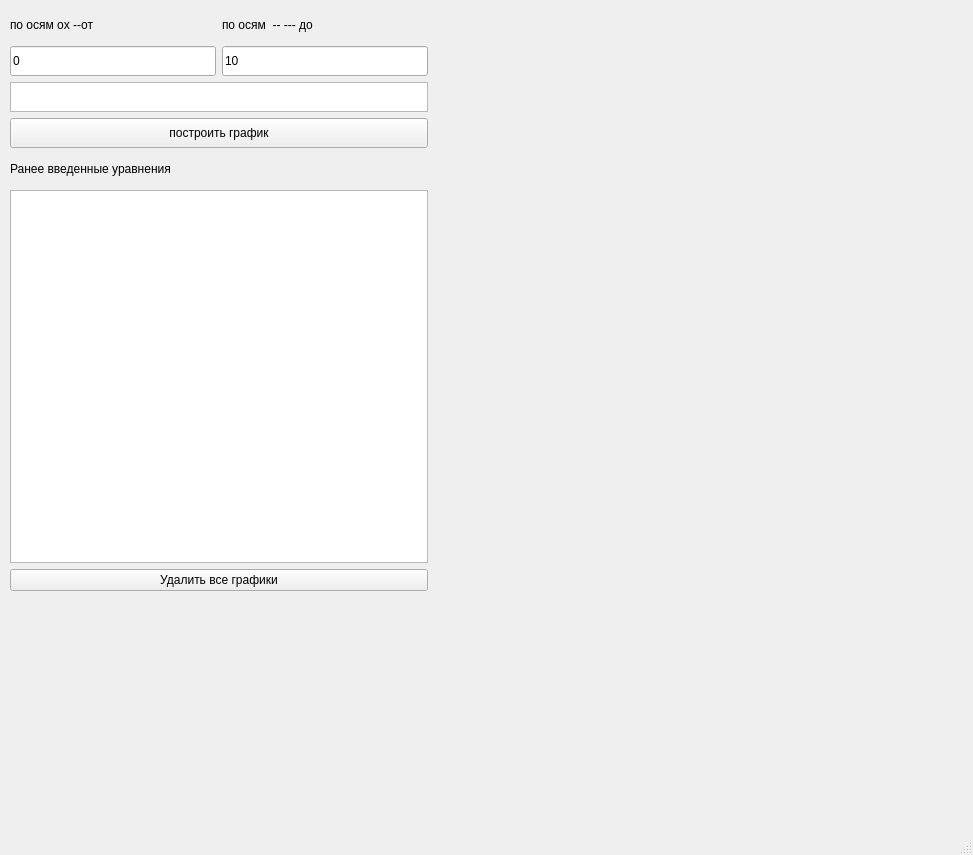
erentsen-god/graphics, file MainWindow2.ui: the form before one commit.
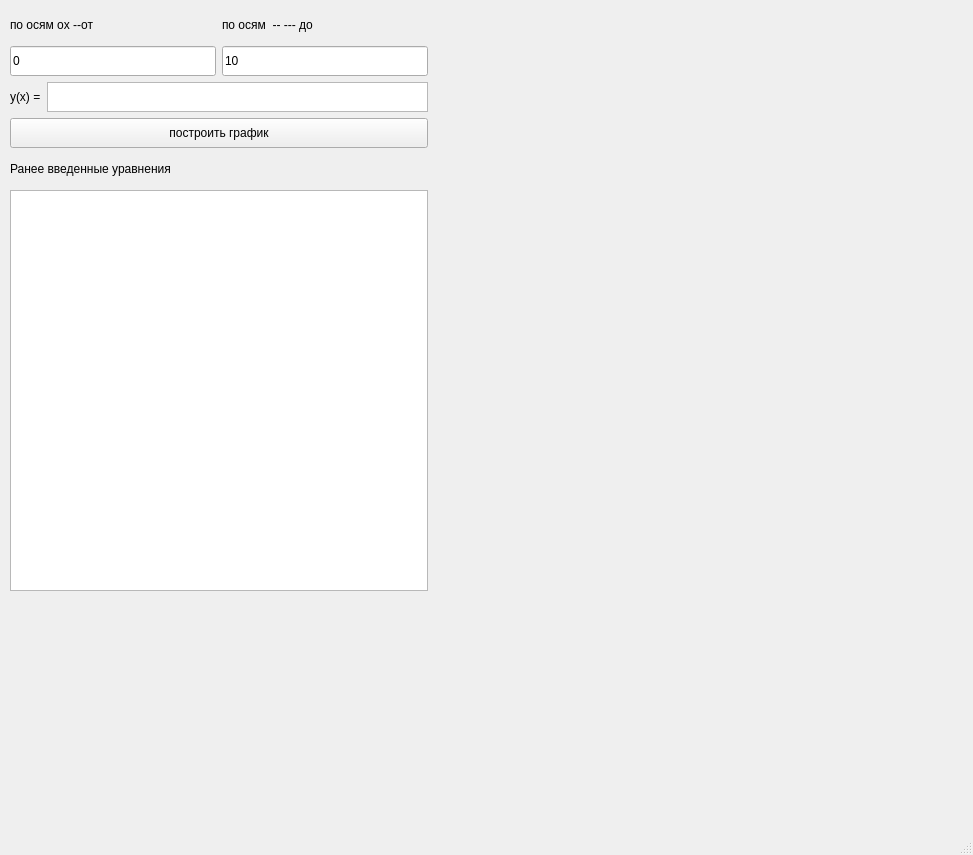
The form after the commit.

Diff of the .ui file:
```diff
--- a/MainWindow2.ui
+++ b/MainWindow2.ui
@@ -124,6 +124,17 @@
            </item>
           </layout>
          </item>
+        </layout>
+       </item>
+       <item>
+        <layout class="QHBoxLayout" name="horizontalLayout_4">
+         <item>
+          <widget class="QLabel" name="label_4">
+           <property name="text">
+            <string>y(x) =</string>
+           </property>
+          </widget>
+         </item>
          <item>
           <widget class="QTextEdit" name="input_function_line">
            <property name="sizePolicy">
@@ -204,13 +215,6 @@
        <item>
         <widget class="QPlainTextEdit" name="plainTextEdit"/>
        </item>
-       <item>
-        <widget class="QPushButton" name="pushButton_2">
-         <property name="text">
-          <string>Удалить все графики</string>
-         </property>
-        </widget>
-       </item>
       </layout>
      </item>
      <item>
```
Left out of the diff: 2 changed lines with no effect on the pictures.
